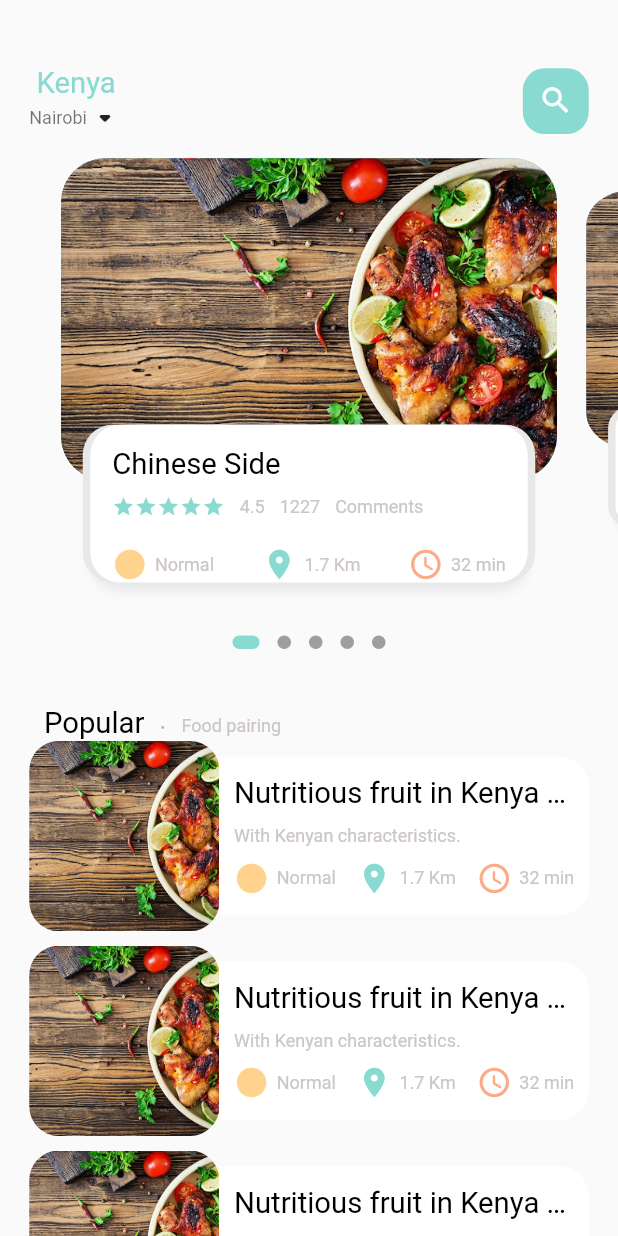
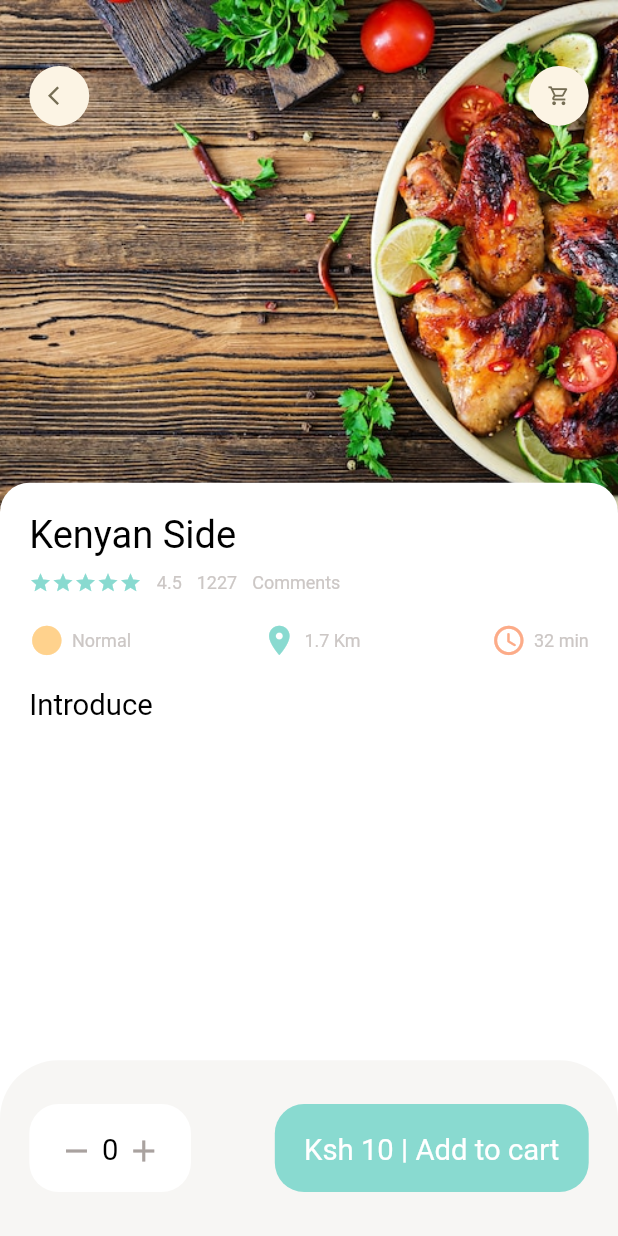
Before and after one commit to martin-ngigi/iEats, a Flutter app: the screen it shows after launch, on a phone screen of 412 x 824 dp. Run offline on Flutter 3.47's test engine with Material 2 defaults, Android fonts, the phone set to English and light mode, and no system bars; drawn by our look-alikes of dots_indicator; our stand-ins replace get.

Commit message:
Added Popular Food detail

```diff
--- a/lib/main.dart
+++ b/lib/main.dart
@@ -1,6 +1,7 @@
 import 'package:flutter/material.dart';
 import 'package:get/get_navigation/src/root/get_material_app.dart';
-import 'package:i_eats/home/main_food_page.dart';
+import 'package:i_eats/pages/food/popular_food_detail.dart';
+import 'package:i_eats/pages/home/main_food_page.dart';
 
 void main() {
   runApp(const MyApp());
@@ -21,7 +22,8 @@
       theme: ThemeData(
         primarySwatch: Colors.blue,
       ),
-      home: MainFoodPage()
+      // home: MainFoodPage()
+       home: PopularFoodDetail()
     );
   }
 }
--- /dev/null
+++ b/lib/pages/food/popular_food_detail.dart
@@ -0,0 +1,119 @@
+//stless
+import 'package:flutter/cupertino.dart';
+import 'package:flutter/material.dart';
+
+import '../../utils/colors.dart';
+import '../../utils/dimensions.dart';
+import '../../widgets/app_column.dart';
+import '../../widgets/app_icon.dart';
+import '../../widgets/big_text.dart';
+import '../../widgets/icon_and_text_widget.dart';
+import '../../widgets/small_text.dart';
+
+class PopularFoodDetail extends StatelessWidget {
+  const PopularFoodDetail({Key? key}) : super(key: key);
+
+  @override
+  Widget build(BuildContext context) {
+    return Scaffold(
+      backgroundColor: Colors.white,
+      body: Stack(
+        children: [
+          Positioned(
+            left: 0,
+              right: 0,
+              child: Container(
+                width: double.maxFinite,
+                height: Dimensions.popularFoodImgSize,
+                decoration: BoxDecoration(
+                  image: DecorationImage(
+                    fit: BoxFit.cover,
+                    image: AssetImage(
+                          "assets/images/food1.png"
+                      ),
+                  )
+                ),
+              ),
+          ),
+          Positioned(
+            top: Dimensions.height45,
+              left: Dimensions.width20,
+              right: Dimensions.width20,
+              child: Row(
+                mainAxisAlignment: MainAxisAlignment.spaceBetween,
+                children: [
+                  AppIcon(icon: Icons.arrow_back_ios,),
+                  AppIcon(icon: Icons.shopping_cart_outlined,),
+                ],
+              )
+          ),
+          Positioned(
+            left: 0,
+            right: 0,
+            bottom: 0,
+            top: Dimensions.popularFoodImgSize -20,
+            child: Container(
+              padding: EdgeInsets.only(left: Dimensions.width20, right: Dimensions.width20, top: Dimensions.width20),
+              decoration: BoxDecoration(
+                borderRadius: BorderRadius.only(
+                  topRight: Radius.circular(Dimensions.radius20),
+                  topLeft: Radius.circular(Dimensions.radius20),
+                ),
+                color: Colors.white,
+              ),
+              child: Column(
+                crossAxisAlignment: CrossAxisAlignment.start,
+                children: [
+                  AppColumn(text: "Kenyan Side",),
+                  SizedBox(height: Dimensions.height20,),
+                  BigText(text: "Introduce"),
+
+                ],
+              ),
+            ),
+          ),
+        ],
+      ),
+      bottomNavigationBar: Container(
+        height: Dimensions.bottomHeightBar,
+        padding: EdgeInsets.only(top: Dimensions.height30, bottom: Dimensions.height30, left: Dimensions.width20, right: Dimensions.width20),
+        decoration: BoxDecoration(
+          color: AppColors.buttonBackgroundColor,
+          borderRadius: BorderRadius.only(
+            topLeft: Radius.circular(Dimensions.radius20*2),
+            topRight:  Radius.circular(Dimensions.radius20*2),
+          )
+        ),
+        child: Row(
+          mainAxisAlignment: MainAxisAlignment.spaceBetween,
+          children: [
+            Container(
+              padding: EdgeInsets.only(top: Dimensions.height20, bottom: Dimensions.height20, left: Dimensions.width20, right: Dimensions.width20),
+              decoration: BoxDecoration(
+                borderRadius: BorderRadius.circular(Dimensions.radius20),
+                color: Colors.white
+              ),
+              child: Row(
+                children: [
+                  Icon(Icons.remove, color: AppColors.signColor,),
+                  SizedBox(width: Dimensions.height10/2,),
+                  BigText(text: "0"),
+                  SizedBox(width: Dimensions.height10/2,),
+                  Icon(Icons.add, color: AppColors.signColor,),
+                ],
+              ),
+            ),
+            Container(
+              padding: EdgeInsets.only(top: Dimensions.height20, bottom: Dimensions.height20, left: Dimensions.width20, right: Dimensions.width20),
+              child: BigText(text: "Ksh 10 | Add to cart", color: Colors.white,),
+              decoration: BoxDecoration(
+                borderRadius: BorderRadius.circular(Dimensions.radius20),
+                color: AppColors.mainColor,
+              ),
+            )
+          ],
+        ),
+      ),
+    );
+  }
+}
--- a/lib/home/food_page_body.dart
+++ b/lib/pages/home/food_page_body.dart
@@ -5,7 +5,9 @@
 import 'package:i_eats/widgets/small_text.dart';
 import 'package:dots_indicator/dots_indicator.dart';
 
-import '../utils/dimensions.dart';
+import '../../utils/dimensions.dart';
+import '../../widgets/app_column.dart';
+
 
 //stful
 class FoodPageBody extends StatefulWidget {
@@ -233,41 +235,7 @@
               ),
               child: Container(
                 padding: EdgeInsets.only(top: Dimensions.height15, left: Dimensions.height15, right: Dimensions.height15),
-                child: Column(
-                  crossAxisAlignment: CrossAxisAlignment.start,
-                  children: [
-                    BigText(text: "Chinese Side",),
-                    SizedBox(height: Dimensions.height10,),
-                    Row(
-                      children: [
-                        Wrap(
-                          children: List.generate(5, (index) { return Icon(Icons.star, color: AppColors.mainColor, size: 15,);}),
-                        ),
-                        SizedBox(width: 10,),
-                        SmallText(text: "4.5"),
-                        SizedBox(width: 10,),
-                        SmallText(text: "1227"),
-                        SizedBox(width: 10,),
-                        SmallText(text: "Comments"),
-                      ],
-                    ),
-                    SizedBox(height: Dimensions.height20,),
-                    Row(
-                      mainAxisAlignment: MainAxisAlignment.spaceBetween,
-                      children: [
-                        IconAndTextWidget(icon: Icons.circle_sharp,
-                            text: "Normal",
-                            iconColor: AppColors.iconColor1),
-                        IconAndTextWidget(icon: Icons.location_on,
-                            text: "1.7 Km",
-                            iconColor: AppColors.mainColor),
-                        IconAndTextWidget(icon: Icons.access_time_rounded,
-                            text: "32 min",
-                            iconColor: AppColors.iconColor2),
-                      ],
-                    )
-                  ],
-                ),
+                child: AppColumn(text: "Kenyan Side",),
               ),
             ),
           ),
--- a/lib/utils/dimensions.dart
+++ b/lib/utils/dimensions.dart
@@ -21,7 +21,9 @@
   static double width30 = screenHeight/28.13; //30
   static double widtht45 = screenHeight/18.76; //45
 
+  //font size
   static double font20 = screenHeight/42.2; //20
+  static double font26 = screenHeight/32.46; //26
 
   //radius
   static double radius15 = screenHeight/56.27; //15
@@ -30,10 +32,17 @@
 
   //icon size
   static double iconSize24 = screenHeight/35.17; //24
+  static double iconSize16 = screenHeight/54.75; //16
 
 
   //list view size
    static double listViewImgSize =  screenWidth/3.25;
    static double listViewTextContSize =  screenWidth/3.9;
 
+   //popular food
+  static double popularFoodImgSize =  screenHeight/2.41; //350
+
+  //bottom height
+  static double bottomHeightBar =  screenHeight/7.03; //120
+
 }
--- /dev/null
+++ b/lib/widgets/app_column.dart
@@ -0,0 +1,52 @@
+import 'package:flutter/cupertino.dart';
+import 'package:flutter/material.dart';
+import 'package:i_eats/widgets/small_text.dart';
+
+import '../utils/colors.dart';
+import '../utils/dimensions.dart';
+import 'big_text.dart';
+import 'icon_and_text_widget.dart';
+
+class AppColumn extends StatelessWidget {
+  final String text;
+  const AppColumn({Key? key, required this.text}) : super(key: key);
+
+  @override
+  Widget build(BuildContext context) {
+    return  Column(
+      crossAxisAlignment: CrossAxisAlignment.start,
+      children: [
+        BigText(text: text, size: Dimensions.font26,),
+        SizedBox(height: Dimensions.height10,),
+        Row(
+          children: [
+            Wrap(
+              children: List.generate(5, (index) { return Icon(Icons.star, color: AppColors.mainColor, size: 15,);}),
+            ),
+            SizedBox(width: 10,),
+            SmallText(text: "4.5"),
+            SizedBox(width: 10,),
+            SmallText(text: "1227"),
+            SizedBox(width: 10,),
+            SmallText(text: "Comments"),
+          ],
+        ),
+        SizedBox(height: Dimensions.height20,),
+        Row(
+          mainAxisAlignment: MainAxisAlignment.spaceBetween,
+          children: [
+            IconAndTextWidget(icon: Icons.circle_sharp,
+                text: "Normal",
+                iconColor: AppColors.iconColor1),
+            IconAndTextWidget(icon: Icons.location_on,
+                text: "1.7 Km",
+                iconColor: AppColors.mainColor),
+            IconAndTextWidget(icon: Icons.access_time_rounded,
+                text: "32 min",
+                iconColor: AppColors.iconColor2),
+          ],
+        )
+      ],
+    );
+  }
+}
--- /dev/null
+++ b/lib/widgets/app_icon.dart
@@ -0,0 +1,35 @@
+import 'package:flutter/cupertino.dart';
+
+import '../utils/dimensions.dart';
+
+class AppIcon extends StatelessWidget {
+  final IconData icon;
+  final Color backgroundColor;
+  final Color iconColor;
+  final double size;
+
+  const AppIcon({
+    Key? key,
+    required this.icon,
+     this.backgroundColor = const Color(0xFFfcf4e4),
+     this.iconColor = const Color(0xFF756d54),
+     this.size = 40
+  }) : super(key: key);
+
+  @override
+  Widget build(BuildContext context) {
+    return Container(
+      width: size,
+      height: size,
+      decoration: BoxDecoration(
+        borderRadius: BorderRadius.circular(size/2),
+        color: backgroundColor,
+      ),
+      child: Icon(
+        icon,
+        color: iconColor,
+        size: Dimensions.iconSize16,
+      ),
+    );
+  }
+}
```
Also changed, not shown: lib/pages/home/main_food_page.dart (renamed from lib/home/main_food_page.dart).
